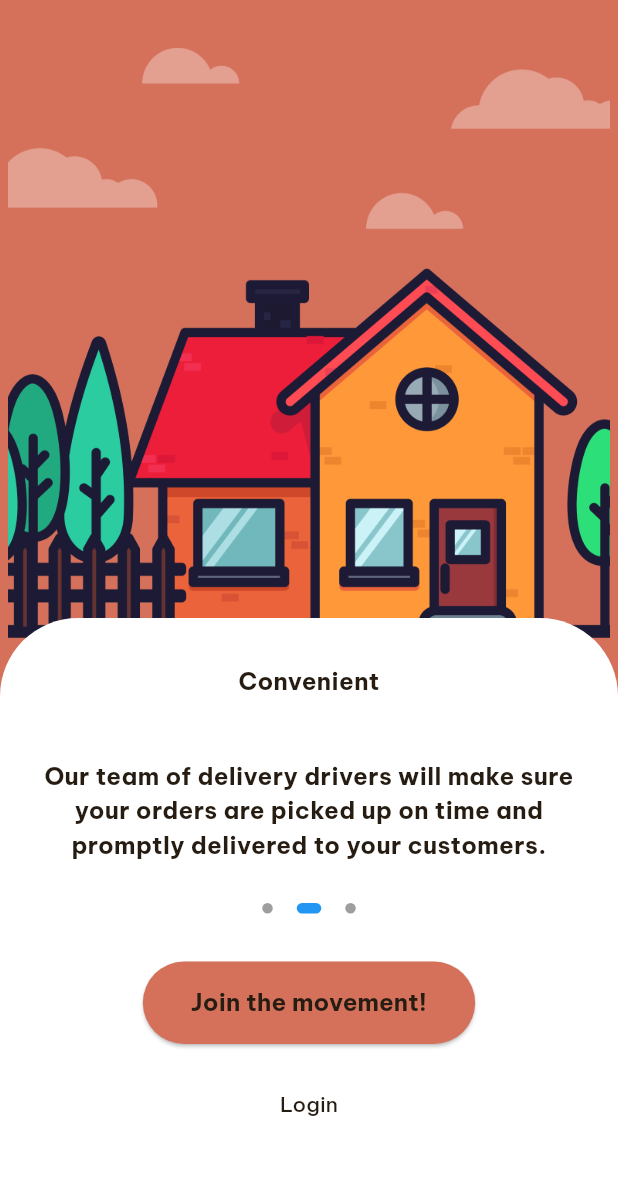
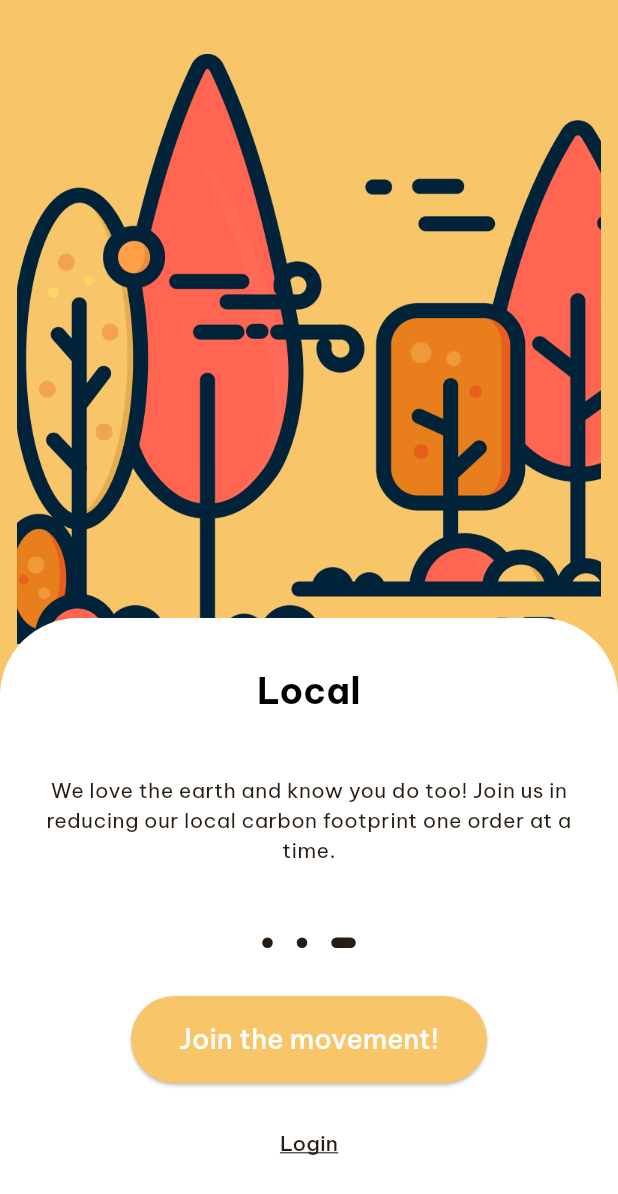
Before and after one commit to nitin1359/api_test, a Flutter app: the screen it shows after launch, on a phone screen of 412 x 824 dp. Shown: the top 1194 px of the screen. Run offline on Flutter 3.47's test engine with Material 3 defaults, Android fonts, the phone set to English and light mode, and no system bars; our stand-ins replace get, google_fonts.

Commit message:
minute changes

```diff
--- a/lib/controllers/onboarding_controller.dart
+++ b/lib/controllers/onboarding_controller.dart
@@ -41,7 +41,7 @@ class OnboardingController extends GetxController {
   }
 
   void _startAutoScroll() {
-    _timer = Timer.periodic(const Duration(seconds: 5), (Timer timer) {
+    _timer = Timer.periodic(const Duration(seconds: 3), (Timer timer) {
       nextPage();
     });
   }
--- a/lib/main.dart
+++ b/lib/main.dart
@@ -18,9 +18,7 @@ class MyApp extends StatelessWidget {
       title: 'Api Test',
       theme: ThemeData(
         primarySwatch: Colors.blue,
-        textTheme: GoogleFonts.beVietnamProTextTheme(
-          Theme.of(context).textTheme,
-        ),
+        textTheme: GoogleFonts.beVietnamProTextTheme(),
       ),
       home: OnboardingScreen(),
       initialBinding: BindingsBuilder(() {
--- a/lib/screens/onboarding_screen.dart
+++ b/lib/screens/onboarding_screen.dart
@@ -4,6 +4,7 @@ import 'package:api_test/screens/signup_screen.dart';
 import 'package:api_test/utils/common_widgets.dart';
 import 'package:flutter/material.dart';
 import 'package:get/get.dart';
+import 'package:google_fonts/google_fonts.dart';
 
 class OnboardingScreen extends StatelessWidget {
   final OnboardingController controller = Get.put(OnboardingController());
@@ -27,7 +28,7 @@ class OnboardingScreen extends StatelessWidget {
                   color: page.bgColor,
                   child: Column(
                     children: [
-                      const SizedBox(height: 32),
+                      const SizedBox(height: 36),
                       SizedBox(
                         height: MediaQuery.of(context).size.height * 0.5 - 19,
                         child: Align(
@@ -66,10 +67,21 @@ class OnboardingScreen extends StatelessWidget {
                       crossAxisAlignment: CrossAxisAlignment.center,
                       children: [
                         const SizedBox(height: 31),
-                        customText(text: page.title),
+                        customText(
+                            text: page.title,
+                            fontSize: 24,
+                            fontWeight: FontWeight.bold,
+                            fontColor: const Color(0xff000000)),
                         const SizedBox(height: 40),
-                        customText(text: page.description),
-                        const SizedBox(height: 27),
+                        SizedBox(
+                          height: 108,
+                          child: customText(
+                            text: page.description,
+                            fontSize: 14,
+                            fontColor: const Color(0xff261C12),
+                            fontWeight: FontWeight.w400,
+                          ),
+                        ),
                         Obx(
                           () => Row(
                             mainAxisAlignment: MainAxisAlignment.center,
@@ -84,9 +96,7 @@ class OnboardingScreen extends StatelessWidget {
                                     : 7,
                                 height: 7,
                                 decoration: BoxDecoration(
-                                  color: controller.currentPage.value == index
-                                      ? Colors.blue
-                                      : Colors.grey,
+                                  color: const Color(0xff261C12),
                                   borderRadius: BorderRadius.circular(46),
                                 ),
                               ),
@@ -103,13 +113,22 @@ class OnboardingScreen extends StatelessWidget {
                           onPressed: () => Get.to(() => SignupScreen()),
                           child: customText(
                             text: 'Join the movement!',
+                            fontSize: 18,
+                            fontColor: const Color(0xffFFFFFF),
+                            fontWeight: FontWeight.w500,
                           ),
                         ),
                         const SizedBox(height: 16),
                         TextButton(
-                          child: const Text('Login',
-                              style: TextStyle(
-                                  fontSize: 14, color: Color(0xff261C12))),
+                          child: Text(
+                            'Login',
+                            style: GoogleFonts.beVietnamPro(
+                              fontSize: 14,
+                              fontWeight: FontWeight.w500,
+                              color: const Color(0xff261C12),
+                              decoration: TextDecoration.underline,
+                            ),
+                          ),
                           onPressed: () => Get.to(() => LoginScreen()),
                         ),
                       ],
--- a/lib/utils/common_widgets.dart
+++ b/lib/utils/common_widgets.dart
@@ -1,20 +1,20 @@
 import 'package:flutter/material.dart';
+import 'package:google_fonts/google_fonts.dart';
 
 Widget customText({
   required String text,
   fontColor = const Color(0xff261C12),
-  double? size = 16,
-  FontWeight? weight = FontWeight.w400,
-  TextAlign? align = TextAlign.center,
+  double? fontSize = 16,
+  FontWeight? fontWeight = FontWeight.w400,
+  TextAlign? textAlign = TextAlign.center,
 }) {
   return Text(
     text,
-    textAlign: align,
-    style: TextStyle(
-
+    textAlign: textAlign,
+    style: GoogleFonts.beVietnamPro(
       color: fontColor,
-      fontSize: size,
-      fontWeight: FontWeight.bold,
+      fontSize: fontSize,
+      fontWeight: fontWeight,
     ),
   );
 }
```
Also changed, not shown: lib/screens/login_screen.dart (+33 -17 lines).
